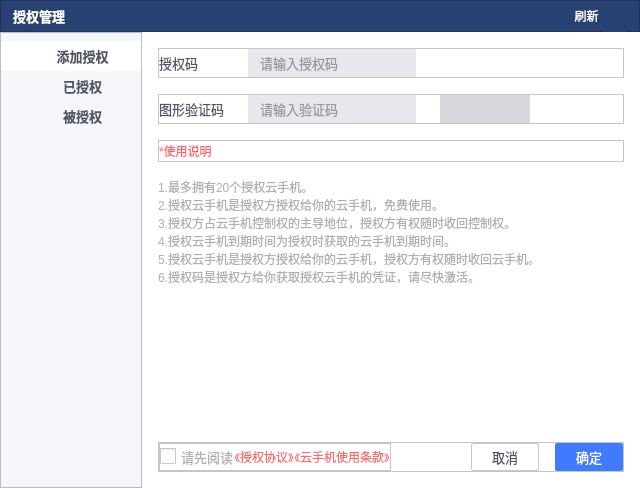
Qt form authorizationmanagedialog.ui (ZhouMei20220810/TEST) before a commit.
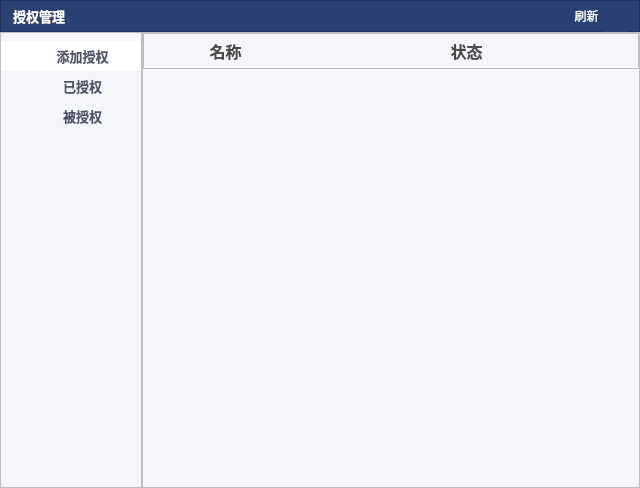
The same form after that commit. The open tabs and pages were chosen to show the change. Icons and pictures are not drawn.

Commit message: 通过授权码批量授权后，显示授权状态信息

```diff
--- a/authorizationmanagedialog.ui
+++ b/authorizationmanagedialog.ui
@@ -1350,6 +1350,151 @@
          </item>
         </layout>
        </widget>
+       <widget class="QWidget" name="pageBatchAuthCodeResult">
+        <layout class="QHBoxLayout" name="horizontalLayout_10">
+         <property name="spacing">
+          <number>0</number>
+         </property>
+         <property name="leftMargin">
+          <number>0</number>
+         </property>
+         <property name="topMargin">
+          <number>0</number>
+         </property>
+         <property name="rightMargin">
+          <number>0</number>
+         </property>
+         <property name="bottomMargin">
+          <number>0</number>
+         </property>
+         <item>
+          <widget class="QFrame" name="frame_10">
+           <property name="minimumSize">
+            <size>
+             <width>0</width>
+             <height>0</height>
+            </size>
+           </property>
+           <property name="maximumSize">
+            <size>
+             <width>16777215</width>
+             <height>16777215</height>
+            </size>
+           </property>
+           <property name="styleSheet">
+            <string notr="true">background-color:#F4F6FA;</string>
+           </property>
+           <property name="frameShape">
+            <enum>QFrame::StyledPanel</enum>
+           </property>
+           <property name="frameShadow">
+            <enum>QFrame::Raised</enum>
+           </property>
+           <layout class="QVBoxLayout" name="verticalLayout_6">
+            <property name="spacing">
+             <number>0</number>
+            </property>
+            <property name="leftMargin">
+             <number>0</number>
+            </property>
+            <property name="topMargin">
+             <number>0</number>
+            </property>
+            <property name="rightMargin">
+             <number>0</number>
+            </property>
+            <property name="bottomMargin">
+             <number>0</number>
+            </property>
+            <item>
+             <widget class="QFrame" name="frame_12">
+              <property name="minimumSize">
+               <size>
+                <width>0</width>
+                <height>20</height>
+               </size>
+              </property>
+              <property name="styleSheet">
+               <string notr="true"/>
+              </property>
+              <property name="frameShape">
+               <enum>QFrame::StyledPanel</enum>
+              </property>
+              <property name="frameShadow">
+               <enum>QFrame::Raised</enum>
+              </property>
+              <layout class="QHBoxLayout" name="horizontalLayout_11" stretch="4,9">
+               <property name="topMargin">
+                <number>5</number>
+               </property>
+               <property name="bottomMargin">
+                <number>5</number>
+               </property>
+               <item>
+                <widget class="QLabel" name="label_11">
+                 <property name="font">
+                  <font>
+                   <pointsize>12</pointsize>
+                   <bold>true</bold>
+                  </font>
+                 </property>
+                 <property name="styleSheet">
+                  <string notr="true">color:#4A4A4A</string>
+                 </property>
+                 <property name="text">
+                  <string>名称</string>
+                 </property>
+                 <property name="alignment">
+                  <set>Qt::AlignCenter</set>
+                 </property>
+                </widget>
+               </item>
+               <item>
+                <widget class="QLabel" name="label_7">
+                 <property name="font">
+                  <font>
+                   <pointsize>12</pointsize>
+                   <bold>true</bold>
+                  </font>
+                 </property>
+                 <property name="styleSheet">
+                  <string notr="true">color:#4A4A4A</string>
+                 </property>
+                 <property name="text">
+                  <string>状态</string>
+                 </property>
+                 <property name="alignment">
+                  <set>Qt::AlignCenter</set>
+                 </property>
+                </widget>
+               </item>
+              </layout>
+             </widget>
+            </item>
+            <item>
+             <widget class="QListWidget" name="listWidgetBatchAuthResult">
+              <property name="minimumSize">
+               <size>
+                <width>0</width>
+                <height>0</height>
+               </size>
+              </property>
+              <property name="maximumSize">
+               <size>
+                <width>16777215</width>
+                <height>16777215</height>
+               </size>
+              </property>
+              <property name="styleSheet">
+               <string notr="true">border:none;</string>
+              </property>
+             </widget>
+            </item>
+           </layout>
+          </widget>
+         </item>
+        </layout>
+       </widget>
       </widget>
      </item>
     </layout>
```
The commit also changes 4 other files.
